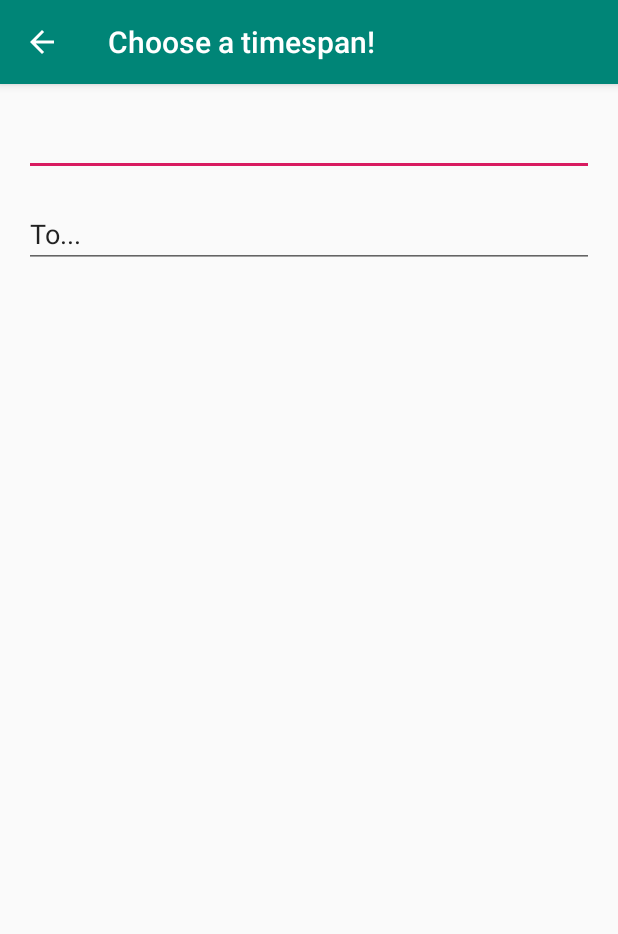
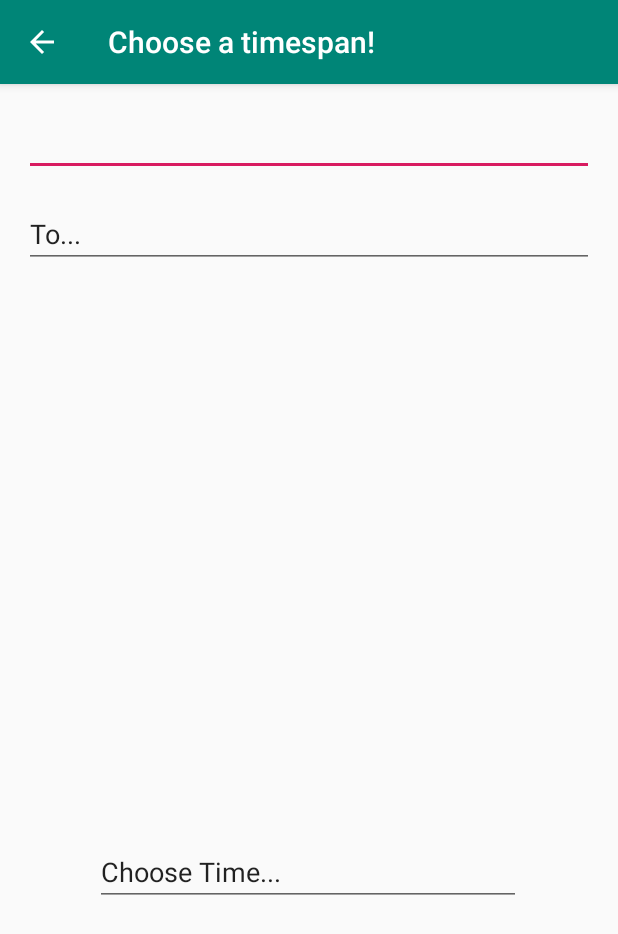
Before and after one commit to Dromzel/playground, an Android app: the UiElementsActivity screen opened directly, with no data from a screen before it, on a phone screen of 412 x 824 dp. Shown: the top 934 px of the screen. Run offline under Robolectric (Android 15) with nearby library versions, the phone set to English and light mode, and no system bars.

Commit message:
TimePicker hinzugefügt

```diff
--- a/app/src/main/res/layout/activity_ui_elements.xml
+++ b/app/src/main/res/layout/activity_ui_elements.xml
@@ -43,4 +43,25 @@
         app:layout_constraintStart_toStartOf="parent"
         app:layout_constraintTop_toBottomOf="@+id/dateSelector" />
 
+    <EditText
+        android:id="@+id/newTimePicker"
+        android:layout_width="284dp"
+        android:layout_height="wrap_content"
+        android:layout_marginStart="16dp"
+        android:layout_marginLeft="16dp"
+        android:layout_marginTop="320dp"
+        android:layout_marginEnd="16dp"
+        android:layout_marginRight="16dp"
+        android:layout_marginBottom="160dp"
+        android:clickable="true"
+        android:ems="10"
+        android:inputType="date"
+        android:onClick="openTimePickerAsFragment"
+        android:text="@string/timepicker_new"
+        app:layout_constraintBottom_toBottomOf="parent"
+        app:layout_constraintEnd_toEndOf="parent"
+        app:layout_constraintHorizontal_bias="0.494"
+        app:layout_constraintStart_toStartOf="parent"
+        app:layout_constraintTop_toBottomOf="@+id/currentDateSetter" />
+
 </android.support.constraint.ConstraintLayout>
--- a/app/src/main/res/values/strings.xml
+++ b/app/src/main/res/values/strings.xml
@@ -10,4 +10,5 @@
     <string name="button_pictures">Switch to Pictures</string>
     <string name="title_activity_pictures">PicturesActivity</string>
     <string name="button_hasseroeder">Load Beer</string>
+    <string name="timepicker_new">Choose Time...</string>
 </resources>
```
Also changed, not shown: app/src/main/java/de/mvo/playground/UiElementsActivity.java (+9 -1 lines), app/src/main/java/de/mvo/playground/pickers/TimePickerFragment.java (added, +40 -0 lines).
